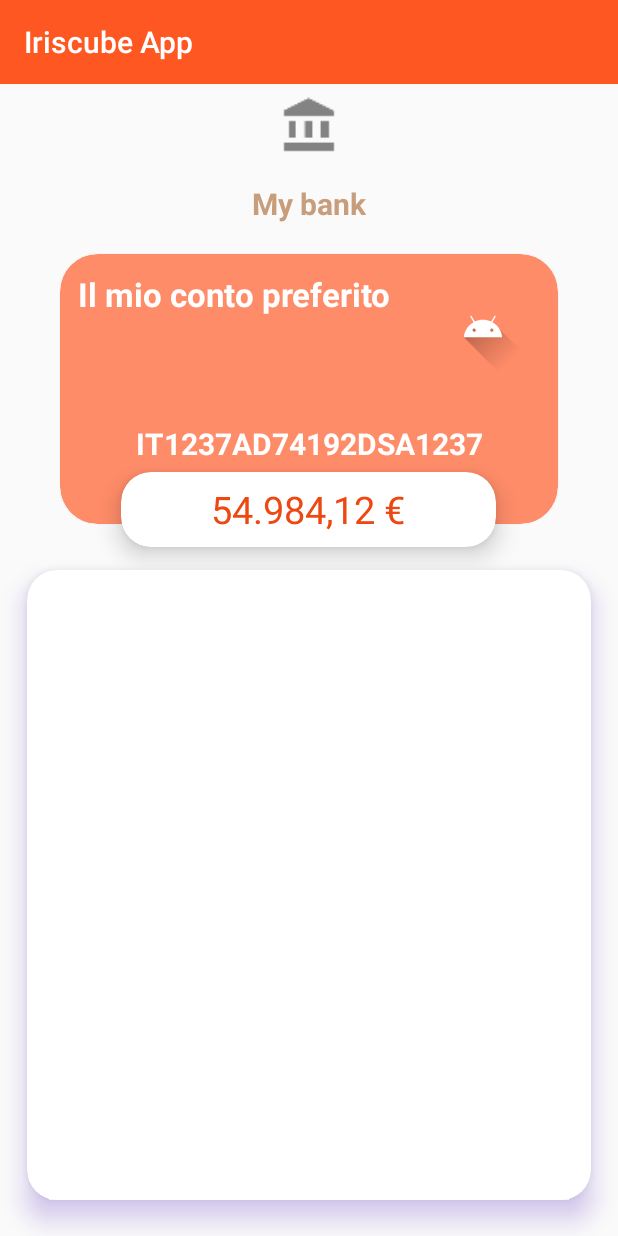
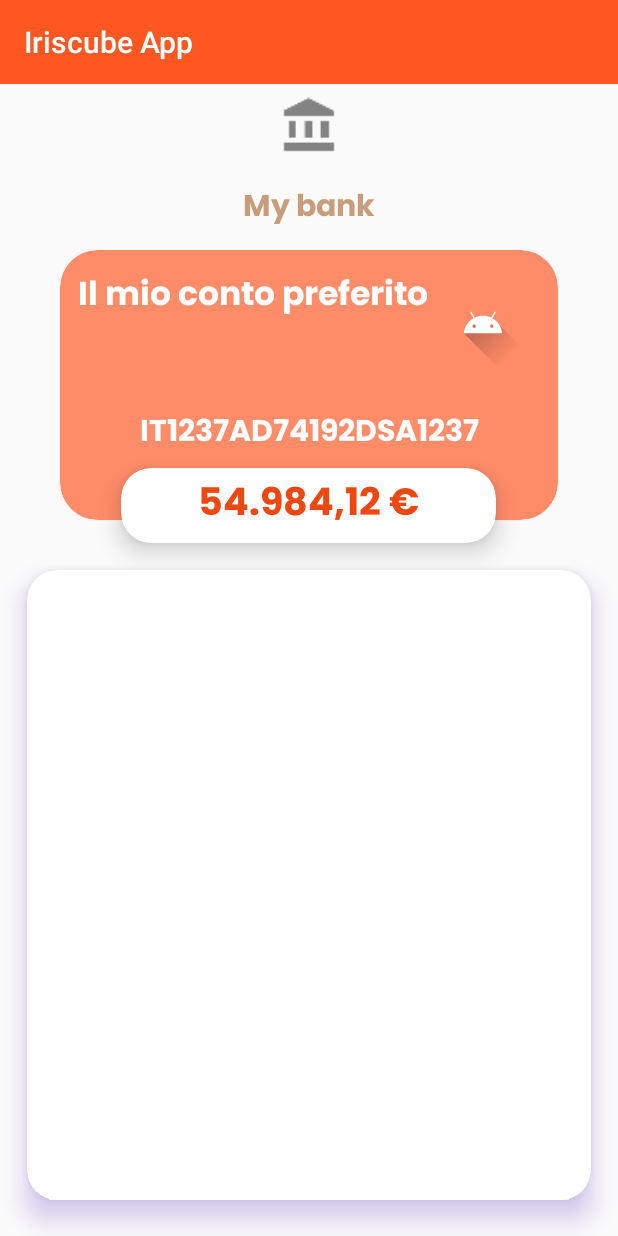
Before and after one commit to SimoneTorricelli/Iriscube_App, an Android app: the screen it shows after launch (MainActivity), on a phone screen of 412 x 824 dp. Run offline under Robolectric (Android 15) with nearby library versions, the phone set to English and light mode, and no system bars; our stand-ins replace Volley; network calls fail.

Commit message:
Aggiunto font e piccole altre migliorie

```diff
--- a/app/src/main/java/com/example/iriscubeapp/view/FirstFragment.kt
+++ b/app/src/main/java/com/example/iriscubeapp/view/FirstFragment.kt
@@ -28,7 +28,7 @@ import androidx.constraintlayout.widget.ConstraintSet
 import androidx.core.view.get
 import androidx.databinding.DataBindingUtil
 import androidx.fragment.app.DialogFragment
-import androidx.fragment.app.FragmentTransaction
+
 import androidx.lifecycle.observe
 import androidx.transition.TransitionManager
 import com.google.android.material.bottomsheet.BottomSheetDialog
@@ -69,6 +69,9 @@ class FirstFragment : Fragment() {
         val recyclerView: RecyclerView = view.findViewById(R.id.recycle_view)
         recyclerView.layoutManager = LinearLayoutManager(context, LinearLayoutManager.VERTICAL, false)
         recyclerView.adapter = movementAdapter
+        recyclerView.apply {
+            //edgeEffectFactory = BounceEdgeEffectFactory()
+        }
 
 
 
--- a/app/src/main/res/layout/fragment_first.xml
+++ b/app/src/main/res/layout/fragment_first.xml
@@ -10,6 +10,7 @@
 
 
     <TextView
+        android:fontFamily="@font/poppins_bold"
         android:id="@+id/textView"
         android:layout_width="wrap_content"
         android:layout_height="wrap_content"
@@ -27,7 +28,7 @@
 
     <FrameLayout
         android:id="@+id/view"
-        android:layout_marginTop="10dp"
+        android:layout_marginTop="0dp"
         android:layout_width="match_parent"
         android:layout_height="225dp"
         android:orientation="vertical"
@@ -55,6 +56,7 @@
 
 
             <TextView
+                android:fontFamily="@font/poppins_bold"
                 android:padding="12dp"
                 android:id="@+id/textConto"
                 android:layout_width="match_parent"
@@ -67,6 +69,7 @@
                 android:textStyle="bold" />
 
             <TextView
+                android:fontFamily="@font/poppins_bold"
                 android:layout_width="match_parent"
                 android:layout_height="wrap_content"
                 android:layout_gravity="bottom|center_horizontal"
@@ -104,6 +107,7 @@
             app:cardUseCompatPadding="false">
 
             <TextView
+                android:fontFamily="@font/poppins_bold"
                 android:id="@+id/money"
                 android:layout_width="match_parent"
                 android:layout_height="wrap_content"
--- a/app/src/main/res/layout/fragment_second.xml
+++ b/app/src/main/res/layout/fragment_second.xml
@@ -19,6 +19,7 @@
 
         <!--text view for displaying course name-->
         <TextView
+            android:fontFamily="@font/poppins_bold"
             android:id="@+id/movement_title2"
             android:layout_width="match_parent"
             android:layout_height="wrap_content"
@@ -33,6 +34,7 @@
         <!--text view for displaying course tracks-->
 
         <TextView
+            android:fontFamily="@font/poppins_medium"
             android:id="@+id/movement_description2"
             android:layout_width="match_parent"
             android:layout_height="wrap_content"
@@ -46,6 +48,7 @@
 
         <!--text view for displaying course duration-->
         <TextView
+            android:fontFamily="@font/poppins_medium"
             android:id="@+id/movement_value2"
             android:layout_width="match_parent"
             android:layout_height="wrap_content"
@@ -67,6 +70,8 @@
             android:layout_below="@id/idIVCourse"
             android:layout_margin="10dp"
             android:text="Dismiss dialog"
+            android:fontFamily="@font/poppins_medium"
+
             android:textAllCaps="false" />
 
     </RelativeLayout>
--- a/app/src/main/res/layout/movement_data.xml
+++ b/app/src/main/res/layout/movement_data.xml
@@ -12,7 +12,7 @@
         android:layout_width="48dp"
         android:layout_height="48dp"
         android:layout_marginLeft="15dp"
-
+        android:foregroundGravity="center"
         android:layout_marginBottom="15dp"
         android:background="@color/black"
         app:layout_constraintBottom_toBottomOf="parent"
@@ -20,6 +20,7 @@
         app:layout_constraintTop_toTopOf="parent" />
 
     <TextView
+        android:fontFamily="@font/poppins_bold"
         android:id="@+id/movement_title"
         android:layout_width="28dp"
         android:layout_height="21dp"
@@ -33,6 +34,7 @@
         app:layout_constraintTop_toTopOf="parent" />
 
     <TextView
+        android:fontFamily="@font/poppins_regular"
         android:id="@+id/movement_description"
         android:layout_width="wrap_content"
         android:layout_height="wrap_content"
@@ -46,6 +48,7 @@
         app:layout_constraintTop_toBottomOf="@+id/movement_title" />
 
     <TextView
+        android:fontFamily="@font/poppins_bold"
         android:id="@+id/movement_value"
         android:layout_width="wrap_content"
         android:layout_height="wrap_content"
```
Also changed, not shown: app/src/main/res/font/poppins_bold.ttf (added), app/src/main/res/font/poppins_medium.ttf (added), app/src/main/res/font/poppins_regular.ttf (added).
